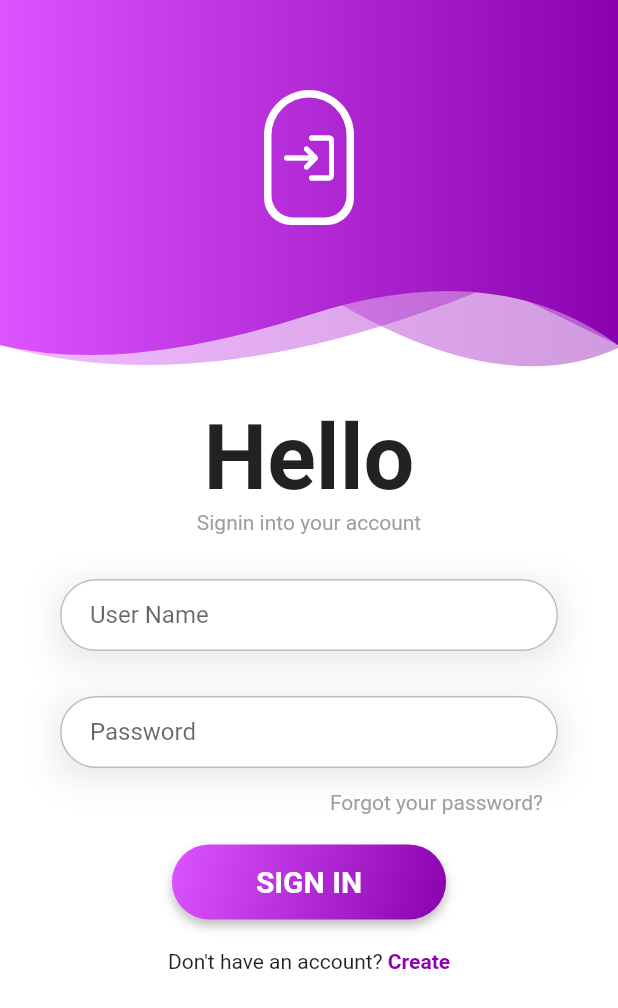
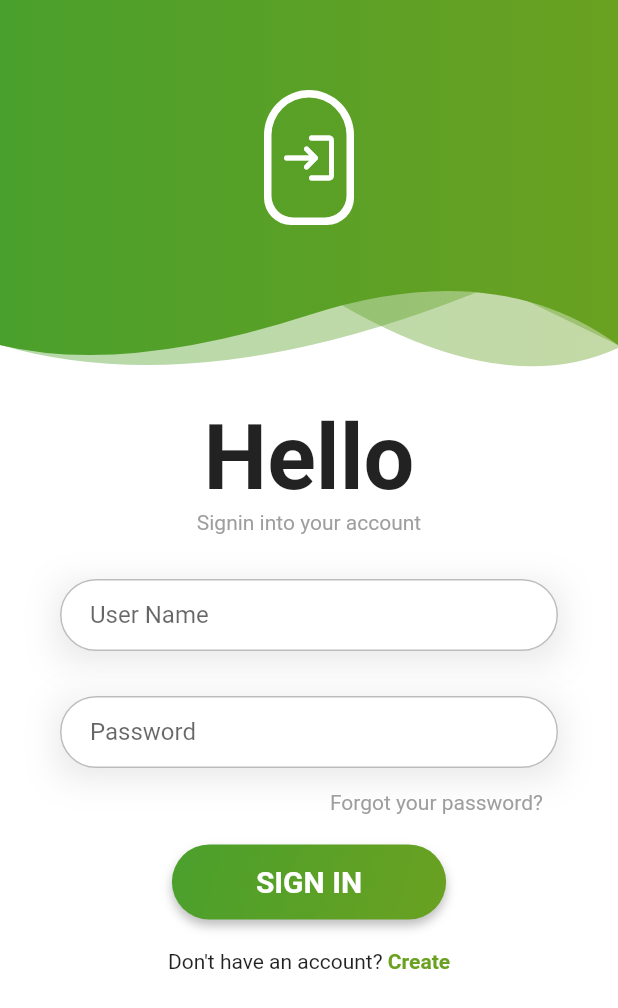
Before and after one commit to driskimaulana/outdriver, a Flutter app: the screen it shows after launch, on a phone screen of 412 x 824 dp. Shown: the top 1008 px of the screen. Run offline on Flutter 3.47's test engine with Material 2 defaults, Android fonts, the light colour scheme and no system bars; our stand-ins replace font_awesome_flutter, hexcolor, otp_text_field.

Commit message:
ngubah warna

```diff
--- a/lib/main.dart
+++ b/lib/main.dart
@@ -8,8 +8,8 @@ void main() {
 }
 
 class LoginUiApp extends StatelessWidget {
-  Color _primaryColor = HexColor('#DC54FE');
-  Color _accentColor = HexColor('#8A02AE');
+  Color _primaryColor = HexColor('#4AA02C');
+  Color _accentColor = HexColor('#6AA121');
 
   // Design color
   // Color _primaryColor= HexColor('#FFC867');
```
